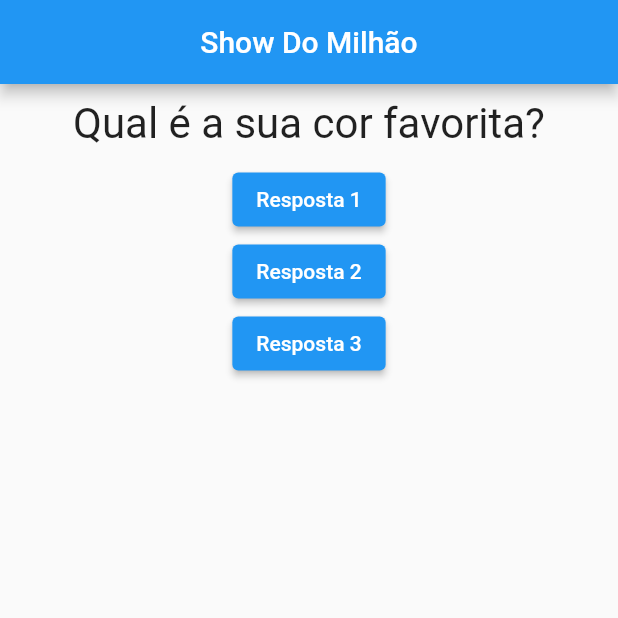
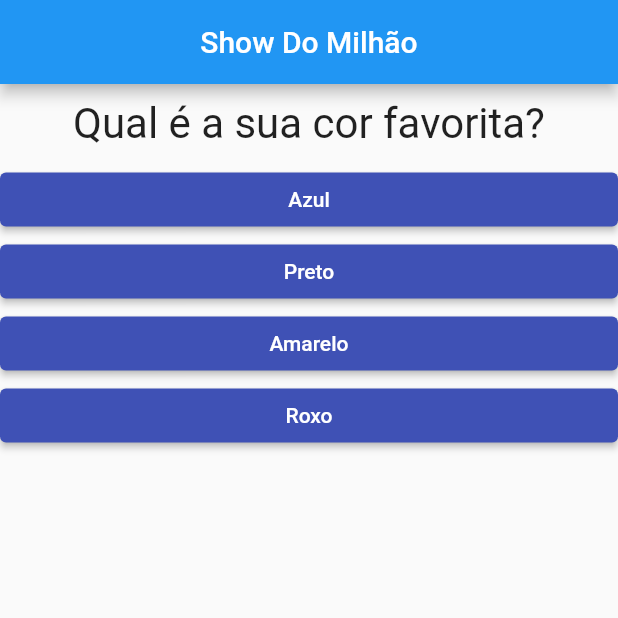
Before and after one commit to Sergioadjr/show_milhao, a Flutter app: the screen it shows after launch, on a phone screen of 412 x 824 dp, the top half of it. Run offline on Flutter 3.47's test engine with Material 2 defaults, Android fonts, the phone set to English and light mode, and no system bars.

Commit message:
criando perguntas e respostas

```diff
--- a/lib/components/questao.dart
+++ b/lib/components/questao.dart
@@ -10,7 +10,7 @@ class Questao extends StatelessWidget {
     return Container(
       // Largura da tela
       width: double.infinity,
-      // Margi
+      // Margem de 10 para left, top, bottom e right
       margin: EdgeInsets.all(10),
       child: Text(
         texto,
--- /dev/null
+++ b/lib/components/resposta.dart
@@ -0,0 +1,23 @@
+import 'package:flutter/material.dart';
+
+class Resposta extends StatelessWidget {
+  final String texto;
+  final void Function() quandoSelecionado;
+
+  Resposta(this.texto, this.quandoSelecionado);
+
+  @override
+  Widget build(BuildContext context) {
+    return Container(
+      width: double.infinity,
+      child: ElevatedButton(
+        onPressed: quandoSelecionado,
+        child: Text(texto),
+        style: ElevatedButton.styleFrom(
+          foregroundColor: Colors.white,
+          backgroundColor: Colors.indigo,
+        ),
+      ),
+    );
+  }
+}
--- a/lib/main.dart
+++ b/lib/main.dart
@@ -1,5 +1,6 @@
 import 'package:flutter/material.dart';
 import 'components/questao.dart';
+import 'components/resposta.dart';
 
 main() {
   runApp(new PerguntaApp());
@@ -10,17 +11,73 @@ class _PerguntaAppState extends State<PerguntaApp> {
 
   void _responder() {
     setState(() {
-    _perguntaSelecionada++;
+      _perguntaSelecionada++;
     });
-    print('resposta');
   }
 
   @override
   Widget build(BuildContext context) {
-    final perguntas = [
-      'Qual é a sua cor favorita?',
-      'Qual é o seu animal  favorito?',
+    final List<Map<String, Object>> perguntas = [
+      {
+        'texto': 'Qual é a sua cor favorita?',
+        'respostas': ['Azul', 'Preto', 'Amarelo', 'Roxo'],
+      },
+      {
+        'texto': 'Qual é o seu animal  favorito?',
+        'respostas': ['Macaco', 'Baleia', 'Elefante', 'Avestruz'],
+      },
+      {
+        'texto': 'Fazer?',
+        'respostas': ['Macaco', 'Baleia', 'Elefante', 'Avestruz'],
+      },
+      {
+        'texto': 'Fazer?',
+        'respostas': ['Macaco', 'Baleia', 'Elefante', 'Avestruz'],
+      },
+      {
+        'texto': 'Fazer?',
+        'respostas': ['Macaco', 'Baleia', 'Elefante', 'Avestruz'],
+      },
+      {
+        'texto': 'Fazer?',
+        'respostas': ['Macaco', 'Baleia', 'Elefante', 'Avestruz'],
+      },
+      {
+        'texto': 'Fazer?',
+        'respostas': ['Macaco', 'Baleia', 'Elefante', 'Avestruz'],
+      },
+      {
+        'texto': 'Fazer?',
+        'respostas': ['Macaco', 'Baleia', 'Elefante', 'Avestruz'],
+      },
+      {
+        'texto': 'Fazer?',
+        'respostas': ['Macaco', 'Baleia', 'Elefante', 'Avestruz'],
+      },
+      {
+        'texto': 'Fazer?',
+        'respostas': ['Macaco', 'Baleia', 'Elefante', 'Avestruz'],
+      },
+      {
+        'texto': 'Fazer?',
+        'respostas': ['Macaco', 'Baleia', 'Elefante', 'Avestruz'],
+      },
+      {
+        'texto': 'Fazer?',
+        'respostas': ['Macaco', 'Baleia', 'Elefante', 'Avestruz'],
+      },
+      {
+        'texto': 'Fazer?',
+        'respostas': ['Macaco', 'Baleia', 'Elefante', 'Avestruz'],
+      },
     ];
+
+    List<Widget> respostas = [];
+
+    for (String textoResp
+        in perguntas[_perguntaSelecionada].cast()['respostas']) {
+      respostas.add(Resposta(textoResp, _responder));
+    }
 
     return MaterialApp(
       home: Scaffold(
@@ -29,10 +86,8 @@ class _PerguntaAppState extends State<PerguntaApp> {
         ),
         body: Column(
           children: [
-            Questao(perguntas [_perguntaSelecionada]),
-            ElevatedButton(onPressed: _responder, child: Text('Resposta 1')),
-            ElevatedButton(onPressed: _responder , child: Text('Resposta 2')),
-            ElevatedButton(onPressed: _responder, child: Text('Resposta 3'))
+            Questao(perguntas[_perguntaSelecionada]['texto'].toString()),
+            ...respostas,
           ],
         ),
       ),
```
